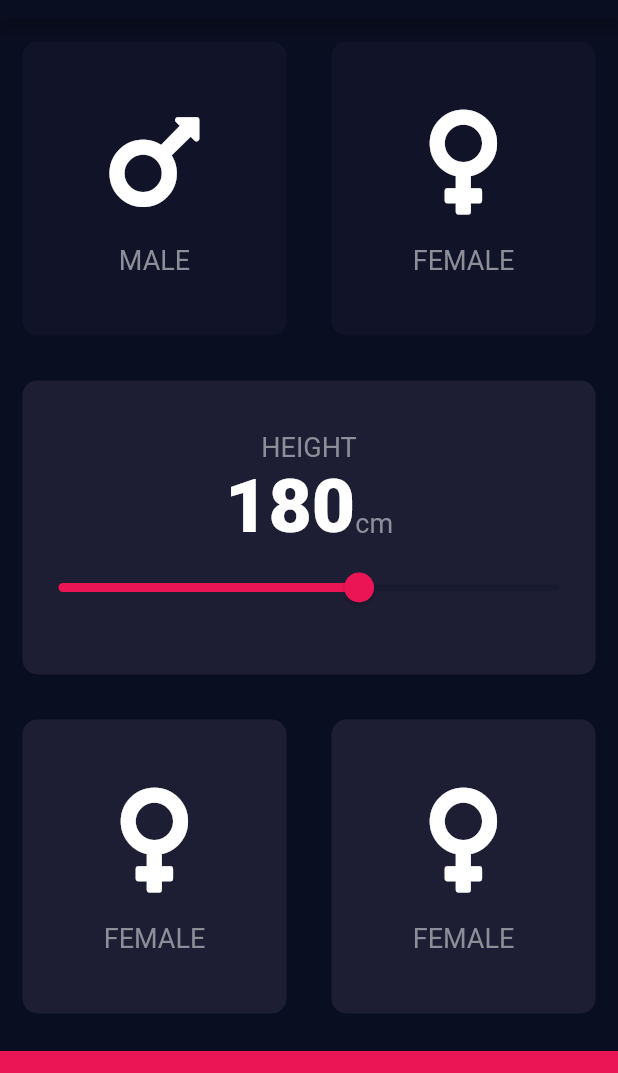
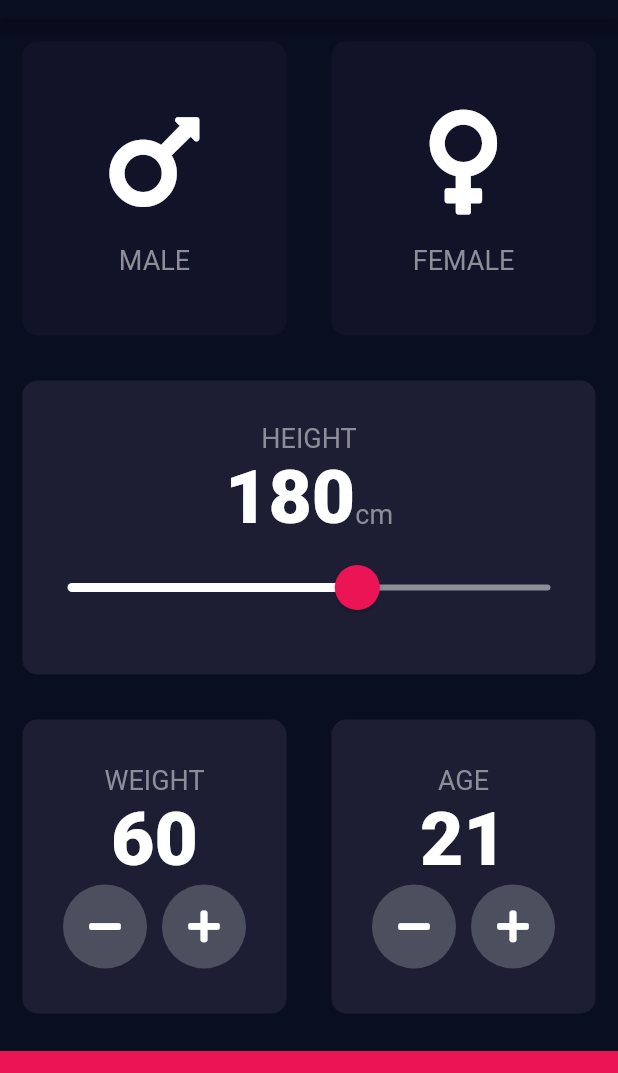
Before and after one commit to Nobi1202/BMI-Calculator, a Flutter app: the screen it shows after launch, on a phone screen of 412 x 824 dp, the part 65-1138 px from its top. Run offline on Flutter 3.47's test engine with Material 2 defaults, Android fonts, the phone set to English and light mode, and no system bars; our stand-ins replace font_awesome_flutter.

Commit message:
update: full UI with Weight&Age card + logic

```diff
--- a/lib/components/color.dart
+++ b/lib/components/color.dart
@@ -3,7 +3,9 @@ import 'dart:ui';
 class AppColor {
   static const Color activeColor = Color(0xFF1D1E33);
   static const Color wPink300 = Color(0xFFEB1555);
+  static const Color wPink400 = Color(0x29EB1555);
   static const Color wGrey500 = Color(0xFF8D8E98);
   static const Color inactiveColor = Color(0xFF111328);
   static const Color wPink500 = Color(0xFFEB1555);
+  static const Color wLightBlueColor = Color(0xFF4C4F5E);
 }
--- a/lib/pages/input_page.dart
+++ b/lib/pages/input_page.dart
@@ -4,6 +4,7 @@ import 'package:bmi_calculator/components/height.dart';
 import 'package:bmi_calculator/components/text_style.dart';
 import 'package:bmi_calculator/widgets/reusable_card.dart';
 import 'package:bmi_calculator/widgets/icon_content_widget.dart';
+import 'package:bmi_calculator/widgets/round_icon_button.dart';
 import 'package:flutter/material.dart';
 import 'package:font_awesome_flutter/font_awesome_flutter.dart';
 
@@ -17,6 +18,8 @@ class InputPage extends StatefulWidget {
 class _InputPageState extends State<InputPage> {
   Gender? selectedGender;
   int height = 180;
+  int weight = 60;
+  int age = 21;
 
   @override
   Widget build(BuildContext context) {
@@ -93,16 +96,27 @@ class _InputPageState extends State<InputPage> {
                             ),
                           ],
                         ),
-                        Slider(
+                        SliderTheme(
+                          data: SliderTheme.of(context).copyWith(
+                            activeTrackColor: Colors.white,
+                            thumbColor: AppColor.wPink300,
+                            overlayColor: AppColor.wPink400,
+                            thumbShape: const RoundSliderThumbShape(
+                                enabledThumbRadius: 15),
+                            overlayShape: const RoundSliderOverlayShape(
+                                overlayRadius: 30),
+                          ),
+                          child: Slider(
                             min: 120,
                             max: 220,
-                          activeColor: AppColor.wPink500,
+                            inactiveColor: AppColor.wGrey500,
                             value: height.toDouble(),
                             onChanged: (newValue) {
                               setState(() {
                                 height = newValue.round();
                               });
                             },
+                          ),
                         ),
                       ],
                     ),
@@ -118,9 +132,42 @@ class _InputPageState extends State<InputPage> {
                 Expanded(
                   child: ReusableCard(
                     onPress: () {},
-                    cardChild: const IconContentWidget(
-                      icon: FontAwesomeIcons.venus,
-                      label: "FEMALE",
+                    cardChild: Column(
+                      mainAxisAlignment: MainAxisAlignment.center,
+                      children: [
+                        const Text(
+                          "WEIGHT",
+                          style: kLabelTextStyle,
+                        ),
+                        Text(
+                          weight.toString(),
+                          style: kNumberTextStyle,
+                        ),
+                        Row(
+                          mainAxisAlignment: MainAxisAlignment.center,
+                          children: [
+                            RoundIconButton(
+                              icon: FontAwesomeIcons.minus,
+                              onPress: () {
+                                setState(() {
+                                  weight--;
+                                });
+                              },
+                            ),
+                            const SizedBox(
+                              width: 10,
+                            ),
+                            RoundIconButton(
+                              icon: FontAwesomeIcons.plus,
+                              onPress: () {
+                                setState(() {
+                                  weight++;
+                                });
+                              },
+                            ),
+                          ],
+                        ),
+                      ],
                     ),
                     color: AppColor.activeColor,
                   ),
@@ -128,9 +175,42 @@ class _InputPageState extends State<InputPage> {
                 Expanded(
                   child: ReusableCard(
                     onPress: () {},
-                    cardChild: const IconContentWidget(
-                      icon: FontAwesomeIcons.venus,
-                      label: "FEMALE",
+                    cardChild: Column(
+                      mainAxisAlignment: MainAxisAlignment.center,
+                      children: [
+                        const Text(
+                          "AGE",
+                          style: kLabelTextStyle,
+                        ),
+                        Text(
+                          age.toString(),
+                          style: kNumberTextStyle,
+                        ),
+                        Row(
+                          mainAxisAlignment: MainAxisAlignment.center,
+                          children: [
+                            RoundIconButton(
+                              icon: FontAwesomeIcons.minus,
+                              onPress: () {
+                                setState(() {
+                                  age--;
+                                });
+                              },
+                            ),
+                            const SizedBox(
+                              width: 10,
+                            ),
+                            RoundIconButton(
+                              icon: FontAwesomeIcons.plus,
+                              onPress: () {
+                                setState(() {
+                                  age++;
+                                });
+                              },
+                            ),
+                          ],
+                        ),
+                      ],
                     ),
                     color: AppColor.activeColor,
                   ),
--- /dev/null
+++ b/lib/widgets/round_icon_button.dart
@@ -0,0 +1,25 @@
+import 'package:bmi_calculator/components/color.dart';
+import 'package:flutter/material.dart';
+
+class RoundIconButton extends StatelessWidget {
+  const RoundIconButton({required this.icon, required this.onPress, Key? key})
+      : super(key: key);
+
+  final VoidCallback onPress;
+  final IconData icon;
+
+  @override
+  Widget build(BuildContext context) {
+    return RawMaterialButton(
+      child: Icon(icon),
+      elevation: 0,
+      shape: const CircleBorder(),
+      fillColor: AppColor.wLightBlueColor,
+      constraints: const BoxConstraints.tightFor(
+        width: 56,
+        height: 56,
+      ),
+      onPressed: onPress,
+    );
+  }
+}
```
Lines whose indentation alone changed are shown as unchanged.
